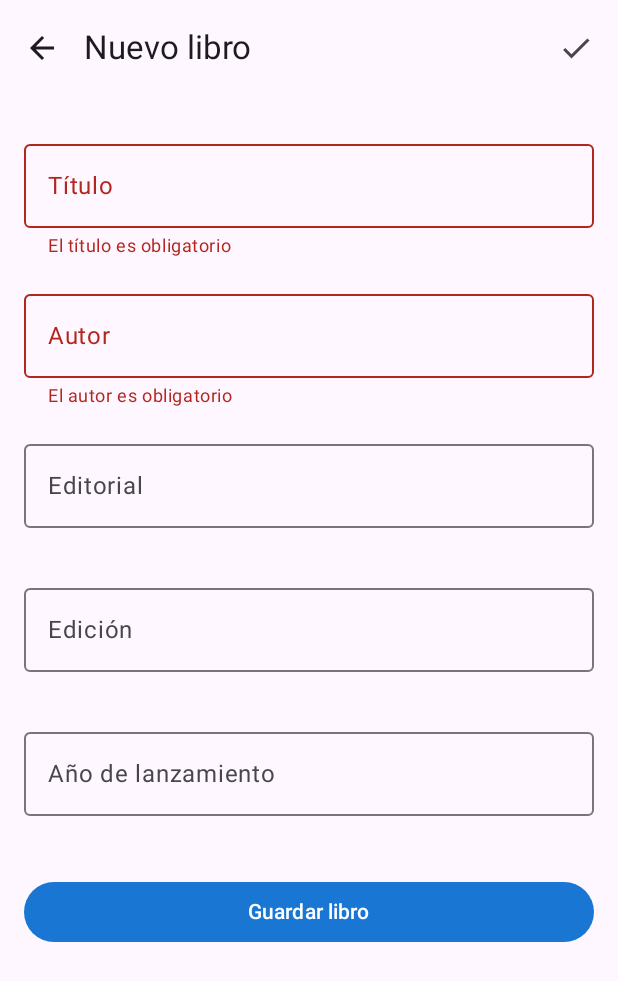
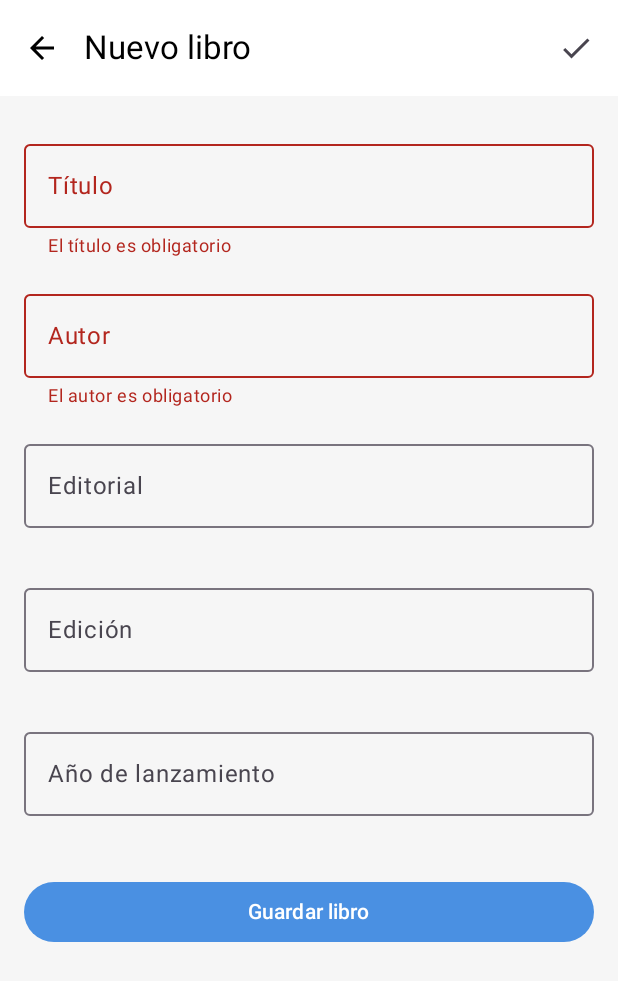
Before and after one commit to GERB-DEVELOPER/MiBibliotecaKotlin, an Android app built with Jetpack Compose: the screen it shows after launch (MainActivity), after a tap on "Añadir libro", on a phone screen of 412 x 824 dp. Shown: the top 981 px of the screen. Run offline under Robolectric (Android 15) with nearby library versions, the phone set to English and light mode, and no system bars; our stand-ins replace Room's generated code.

Commit message:
ültima modificacion realizada-  Ajuste a la pantalla Detalle Libro. y en  MiBibliotecaTheme

```diff
--- a/app/src/main/java/com/example/mibiblioteca/ui/theme/Theme.kt
+++ b/app/src/main/java/com/example/mibiblioteca/ui/theme/Theme.kt
@@ -1,58 +1,64 @@
 package com.example.mibiblioteca.ui.theme
 
-import android.app.Activity
 import android.os.Build
 import androidx.compose.foundation.isSystemInDarkTheme
-import androidx.compose.material3.MaterialTheme
-import androidx.compose.material3.darkColorScheme
-import androidx.compose.material3.dynamicDarkColorScheme
-import androidx.compose.material3.dynamicLightColorScheme
-import androidx.compose.material3.lightColorScheme
+import androidx.compose.material3.*
 import androidx.compose.runtime.Composable
+import androidx.compose.ui.graphics.Color
 import androidx.compose.ui.platform.LocalContext
 
-private val DarkColorScheme = darkColorScheme(
-    primary = PrimaryColorDark,
-    secondary = SecondaryColorDark,
-    tertiary = TertiaryColorDark
+// ——— Light Color Scheme ———
+private val LightColorScheme = lightColorScheme(
+    primary           = Color(0xFF4A90E2),
+    onPrimary         = Color.White,
+    primaryContainer  = Color(0xFFB3CDE8),
+
+    secondary         = Color(0xFF50E3C2),
+    onSecondary       = Color.Black,
+    secondaryContainer= Color(0xFFB2E8DE),
+
+    background        = Color(0xFFF6F6F6),
+    onBackground      = Color.Black,
+
+    surface           = Color.White,
+    onSurface         = Color.Black,
 )
 
-private val LightColorScheme = lightColorScheme(
-    primary = PrimaryColor,
-    secondary = SecondaryColor,
-    tertiary = TertiaryColor
+// ——— Dark Color Scheme ———
+private val DarkColorScheme = darkColorScheme(
+    primary           = Color(0xFF1C3D5A),
+    onPrimary         = Color.Black,
+    primaryContainer  = Color(0xFF3A5A7A),
 
+    secondary         = Color(0xFF50E3C2),
+    onSecondary       = Color.Black,
+    secondaryContainer= Color(0xFFB2E8DE),
 
-    /* Other default colors to override
-    background = Color(0xFFFFFBFE),
-    surface = Color(0xFFFFFBFE),
-    onPrimary = Color.White,
-    onSecondary = Color.White,
-    onTertiary = Color.White,
-    onBackground = Color(0xFF1C1B1F),
-    onSurface = Color(0xFF1C1B1F),
-    */
+    background        = Color(0xFF121212),
+    onBackground      = Color.White,
+
+    surface           = Color(0xFF1E1E1E),
+    onSurface         = Color.White,
 )
 
 @Composable
 fun MiBibliotecaTheme(
     darkTheme: Boolean = isSystemInDarkTheme(),
-    // Dynamic color is available on Android 12+
-    dynamicColor: Boolean = true,
+    dynamicColor: Boolean = false, // desactiva Material You si no lo usas
     content: @Composable () -> Unit
 ) {
     val colorScheme = when {
-      dynamicColor && Build.VERSION.SDK_INT >= Build.VERSION_CODES.S -> {
-        val context = LocalContext.current
-        if (darkTheme) dynamicDarkColorScheme(context) else dynamicLightColorScheme(context)
-      }
-      darkTheme -> DarkColorScheme
-      else -> LightColorScheme
+        dynamicColor && Build.VERSION.SDK_INT >= Build.VERSION_CODES.S -> {
+            val ctx = LocalContext.current
+            if (darkTheme) dynamicDarkColorScheme(ctx) else dynamicLightColorScheme(ctx)
+        }
+        darkTheme -> DarkColorScheme
+        else      -> LightColorScheme
     }
 
     MaterialTheme(
-      colorScheme = colorScheme,
-      typography = Typography,
-      content = content
+        colorScheme = colorScheme,
+        typography  = Typography,
+        content     = content
     )
 }
```
Also changed, not shown: app/src/main/java/data/viewmodel/ui/components/screens/DetalleLibroScreen.kt (+45 -16 lines).
